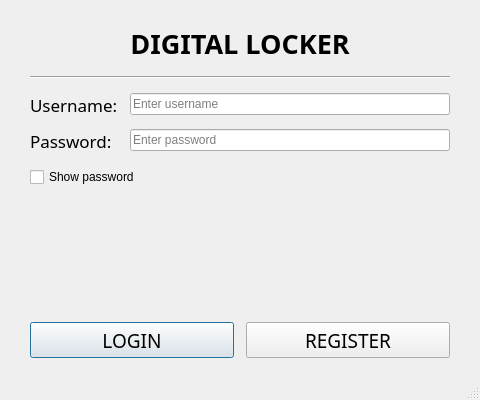
The window that mainwindow.ui (SupZD/Digital_Locker) describes before a commit, drawn with Qt 5.
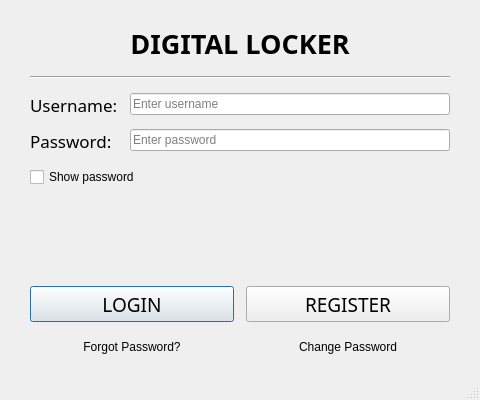
The same window after the commit.

Commit message: Fix missing UI forms and wire up forgot/change password buttons

```diff
--- a/mainwindow.ui
+++ b/mainwindow.ui
@@ -178,6 +178,37 @@
       </item>
      </layout>
     </item>
+    <item>
+     <layout class="QHBoxLayout" name="linkButtonLayout">
+      <property name="spacing"><number>12</number></property>
+      <item>
+       <widget class="QPushButton" name="forgotPasswordButton">
+        <property name="flat">
+         <bool>true</bool>
+        </property>
+        <property name="cursor">
+         <cursorShape>PointingHandCursor</cursorShape>
+        </property>
+        <property name="text">
+         <string>Forgot Password?</string>
+        </property>
+       </widget>
+      </item>
+      <item>
+       <widget class="QPushButton" name="changePasswordButton">
+        <property name="flat">
+         <bool>true</bool>
+        </property>
+        <property name="cursor">
+         <cursorShape>PointingHandCursor</cursorShape>
+        </property>
+        <property name="text">
+         <string>Change Password</string>
+        </property>
+       </widget>
+      </item>
+     </layout>
+    </item>
    </layout>
   </widget>
   <widget class="QStatusBar" name="statusbar"/>
```
The commit also changes 4 other files.
